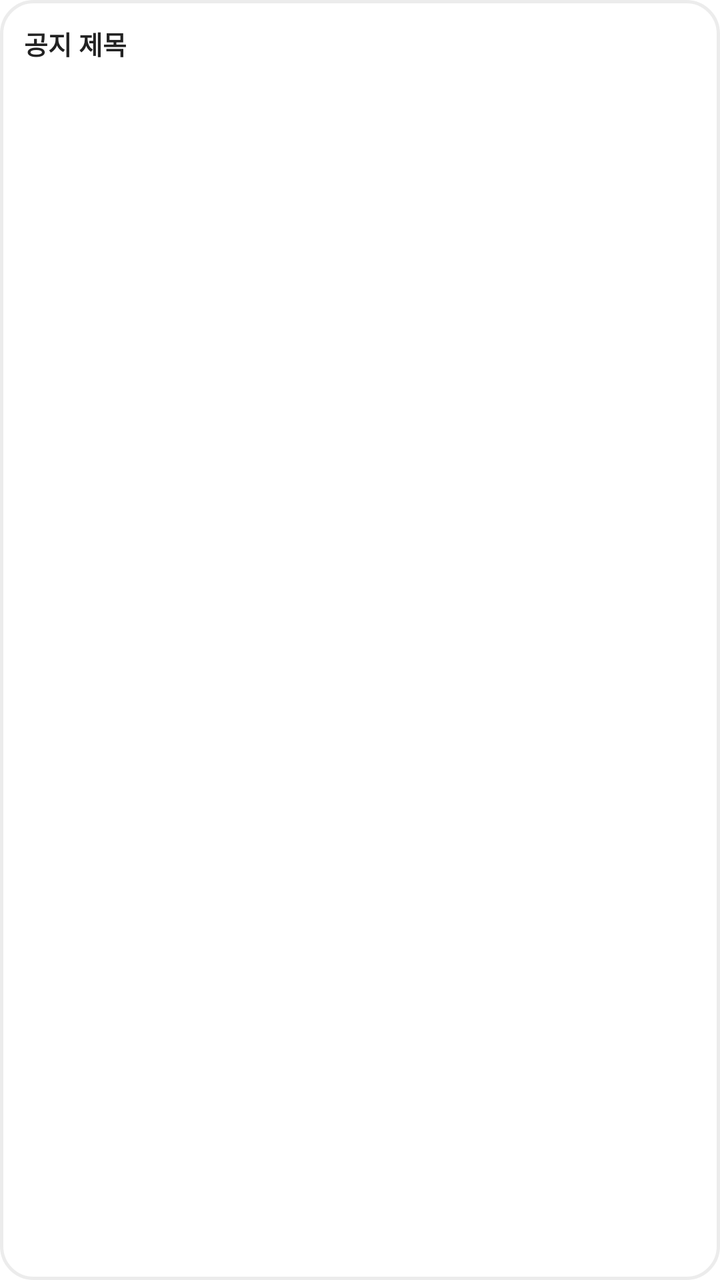
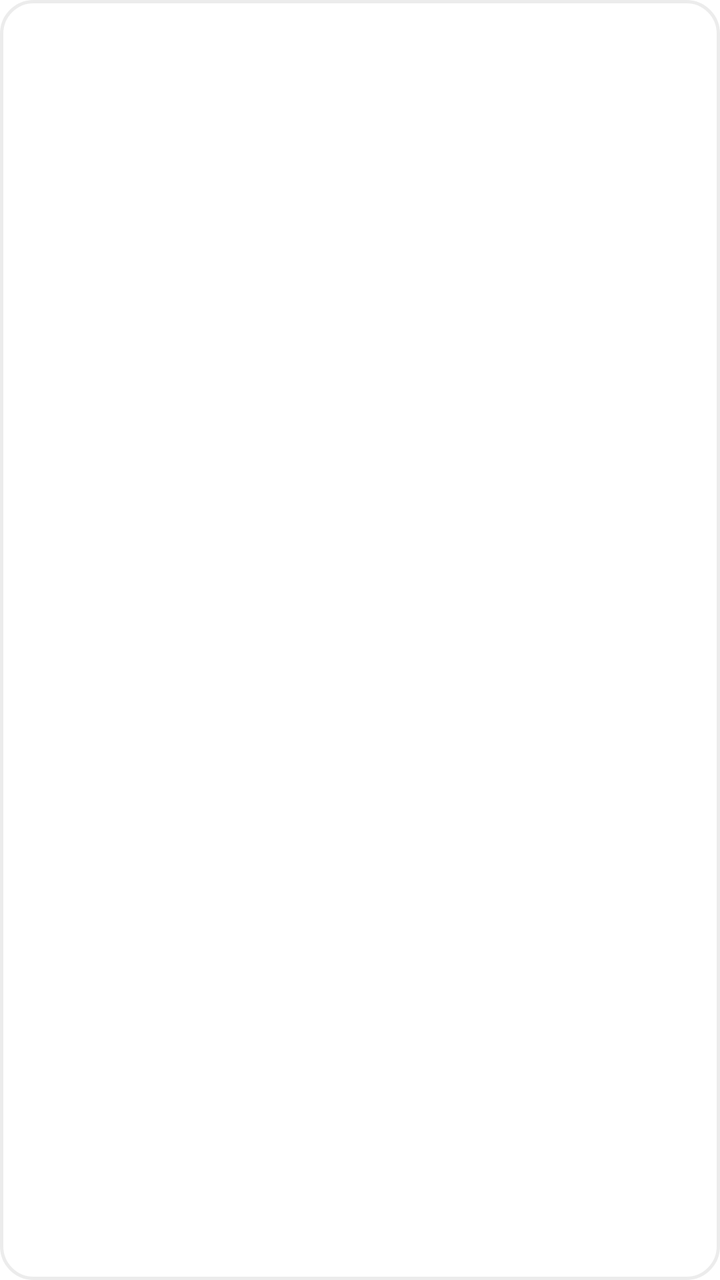

Compare the two renders of this Android layout. The source of the first and the diff that turns it into the second are given below.
<!-- AndroidManifest.xml: application theme Theme.PTManagerEmployee -->
<!-- res/layout/item_notice.xml -->
<?xml version="1.0" encoding="utf-8"?>
<LinearLayout xmlns:android="http://schemas.android.com/apk/res/android"
    android:layout_width="match_parent"
    android:layout_height="wrap_content"
    android:layout_marginTop="10dp"
    android:orientation="vertical"
    android:background="@drawable/bg_card"
    android:padding="12dp"
    android:foreground="?attr/selectableItemBackground">

    <TextView
        android:id="@+id/tv_title"
        android:layout_width="wrap_content"
        android:layout_height="wrap_content"
        android:text="공지 제목"
        android:textColor="@color/text_primary"
        android:textSize="13sp"
        android:textStyle="bold" />

    <TextView
        android:id="@+id/tv_meta"
        android:layout_width="wrap_content"
        android:layout_height="wrap_content"
        android:layout_marginTop="8dp"
        android:text=""
        android:textColor="@color/text_hint"
        android:textSize="10sp" />
</LinearLayout>
<!-- resources referenced by this layout -->
<resources>
  <color name="text_hint">#BBBBBB</color>
  <color name="text_primary">#222222</color>
  <!-- drawable bg_card (drawable) -->
  <?xml version="1.0" encoding="utf-8"?>
  <shape xmlns:android="http://schemas.android.com/apk/res/android" android:shape="rectangle">
      <solid android:color="@color/white" />
      <corners android:radius="16dp" />
      <stroke android:width="1.5dp" android:color="@color/border" />
  </shape>
  <style name="Theme.PTManagerEmployee" parent="Base.Theme.PTManagerEmployee" />
  <color name="white">#FFFFFFFF</color>
  <color name="border">#ECECEC</color>
  <style name="Base.Theme.PTManagerEmployee" parent="Theme.Material3.Light.NoActionBar">
          <item name="colorPrimary">@color/brand_blue</item>
          <item name="colorOnPrimary">@color/white</item>
          <item name="colorSurface">@color/white</item>
          <item name="colorOnSurface">@color/text_primary</item>
          <item name="android:colorBackground">@color/white</item>
          <item name="android:statusBarColor">@color/white</item>
          <item name="android:navigationBarColor">@color/white</item>
          <item name="android:windowLightStatusBar">true</item>
          <item name="android:windowLightNavigationBar" tools:targetApi="o_mr1">true</item>
      </style>
  <color name="brand_blue">#3182F6</color>
</resources>

<!-- the commit's change to res/layout/item_notice.xml (unified diff, before → after) -->
@@ -12,7 +12,7 @@
         android:id="@+id/tv_title"
         android:layout_width="wrap_content"
         android:layout_height="wrap_content"
-        android:text="공지 제목"
+        android:text=""
         android:textColor="@color/text_primary"
         android:textSize="13sp"
         android:textStyle="bold" />
